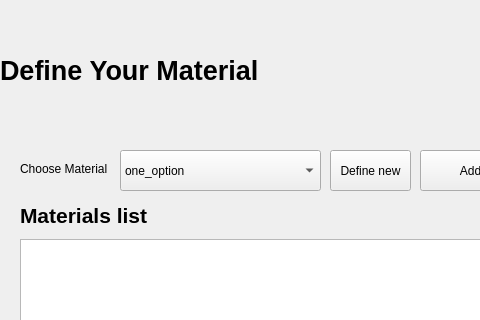
Qt form ui/definematerials.ui (kotekpsotek/2by2) before a commit; both pictures show x 0 to 480 and y 0 to 320 of the 621 by 656 pixel window.
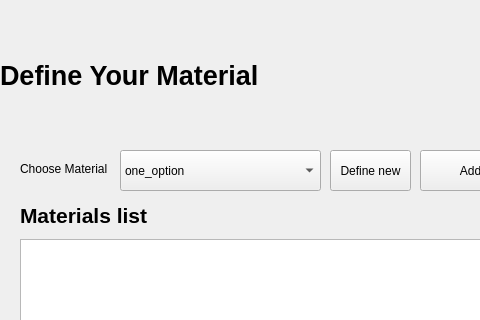
The same form after that commit. Icons and pictures are not drawn.

Commit message: GUI Functionality coverage: Add user-defined material to table

Diff of the .ui file:
```diff
--- a/ui/definematerials.ui
+++ b/ui/definematerials.ui
@@ -143,7 +143,7 @@
       <x>0</x>
       <y>10</y>
       <width>631</width>
-      <height>121</height>
+      <height>131</height>
      </rect>
     </property>
     <layout class="QHBoxLayout" name="horizontalLayout">
```
The commit also changes 6 other files.
